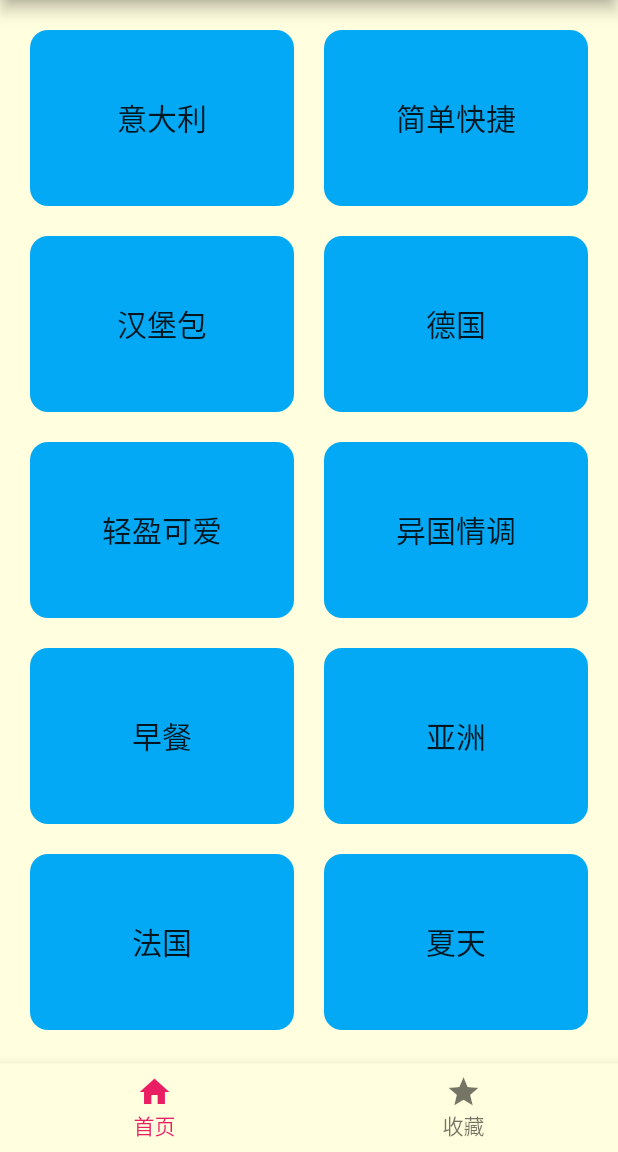
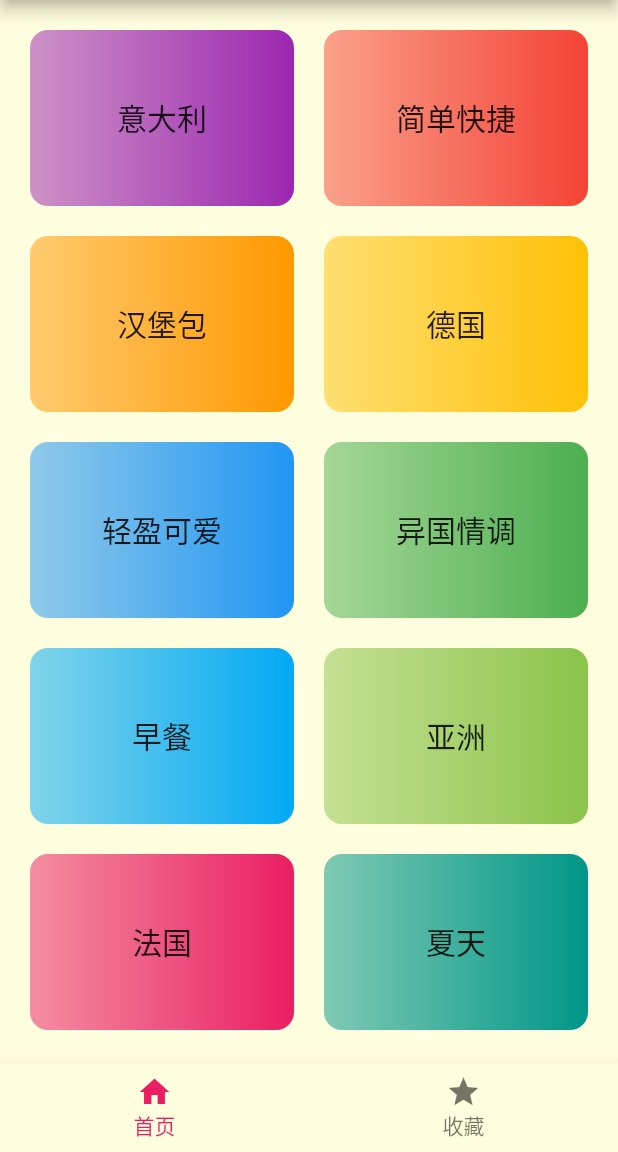
Before and after one commit to YanxiFeng/LearnFlutter, a Flutter app: the screen it shows after launch, on a phone screen of 412 x 824 dp, the part 84-1236 px from its top. Run offline on Flutter 3.47's test engine with Material 2 defaults, Android fonts, the phone set to English and light mode, and no system bars.

Commit message:
change bg color

```diff
--- a/lib/core/model/category_model.dart
+++ b/lib/core/model/category_model.dart
@@ -1,14 +1,26 @@
+import 'package:flutter/material.dart';
+
 class HYCategoryModel {
   String id = '';
   String title = '';
   String color = '';
+  Color cColor = Colors.black;
 
-  HYCategoryModel({required this.id, required this.title, required this.color});
+  HYCategoryModel(
+      {required this.id,
+      required this.title,
+      required this.color,
+      required this.cColor});
 
   HYCategoryModel.fromJson(Map<String, dynamic> json) {
     id = json['id'];
     title = json['title'];
     color = json['color'];
+
+    // 字符转16进制
+    final colorInt = int.parse(color, radix: 16);
+    // 加透明度
+    cColor = Color(colorInt | 0xFF000000);
   }
 
   Map<String, dynamic> toJson() {
--- a/lib/core/services/json_parse.dart
+++ b/lib/core/services/json_parse.dart
@@ -7,7 +7,6 @@ class JsonParse {
   static Future<List<HYCategoryModel>> getCategoryData() async {
     // 1.加载json文件
     final jsonString = await rootBundle.loadString("assets/json/category.json");
-    print(jsonString);
 
     // 2.将jsonString转换成Map/List
     final result = json.decode(jsonString);
--- a/lib/ui/pages/home/home_content.dart
+++ b/lib/ui/pages/home/home_content.dart
@@ -35,10 +35,14 @@ class _HYHomeContentState extends State<HYHomeContent> {
             mainAxisSpacing: 20,
             childAspectRatio: 1.5),
         itemBuilder: (ctx, index) {
+          final bgColor = _categories[index].cColor;
+
           return Container(
             decoration: BoxDecoration(
-                color: Colors.lightBlue,
-                borderRadius: BorderRadius.circular(12)),
+                color: bgColor,
+                borderRadius: BorderRadius.circular(12),
+                gradient: LinearGradient(
+                    colors: [bgColor.withOpacity(0.5), bgColor])),
             alignment: Alignment.center,
             child: Text(
               _categories[index].title,
```
